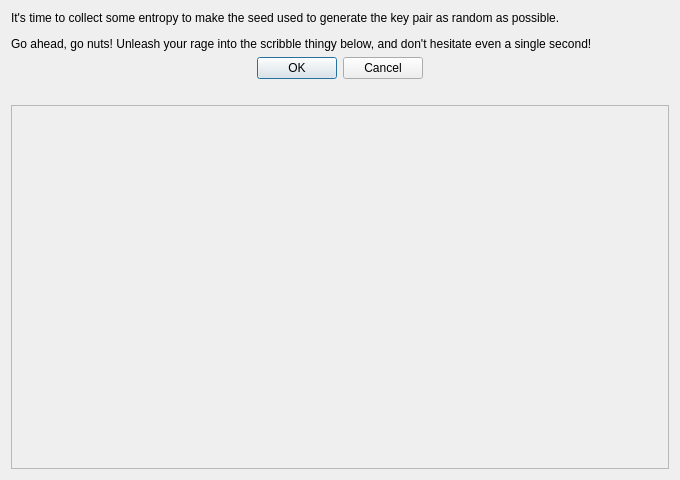
GlitchedPolygons/l8w8jwtgui, file src/entropydialog.ui: the form before one commit.
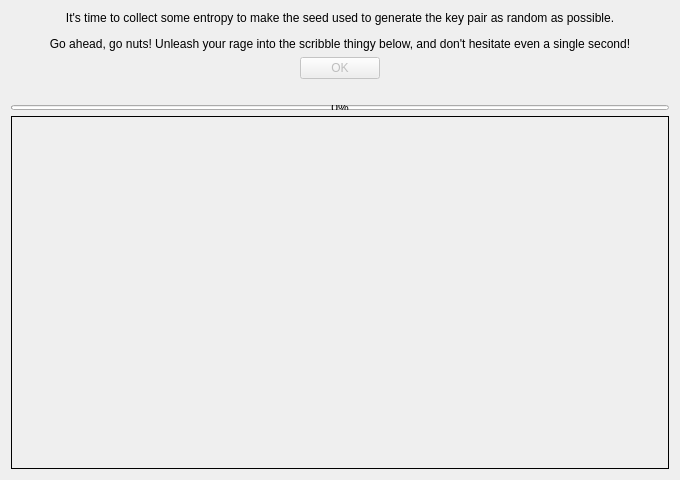
The form after the commit.

Commit message: Entropy collector dialog works :>

Patch:
```diff
--- a/src/entropydialog.ui
+++ b/src/entropydialog.ui
@@ -46,6 +46,9 @@
      <property name="text">
       <string>&lt;html&gt;&lt;head/&gt;&lt;body&gt;&lt;p&gt;It's time to collect some entropy to make the seed used to generate the key pair as random as possible.&lt;/p&gt;&lt;p&gt;Go ahead, go nuts! Unleash your rage into the scribble thingy below, and don't hesitate even a single second!&lt;/p&gt;&lt;/body&gt;&lt;/html&gt;</string>
      </property>
+     <property name="alignment">
+      <set>Qt::AlignCenter</set>
+     </property>
      <property name="wordWrap">
       <bool>true</bool>
      </property>
@@ -53,11 +56,14 @@
    </item>
    <item>
     <widget class="QDialogButtonBox" name="buttonBox">
+     <property name="enabled">
+      <bool>false</bool>
+     </property>
      <property name="orientation">
       <enum>Qt::Horizontal</enum>
      </property>
      <property name="standardButtons">
-      <set>QDialogButtonBox::Cancel|QDialogButtonBox::Ok</set>
+      <set>QDialogButtonBox::Ok</set>
      </property>
      <property name="centerButtons">
       <bool>true</bool>
@@ -80,38 +86,33 @@
      </property>
     </spacer>
    </item>
+   <item>
+    <widget class="QProgressBar" name="progressBar">
+     <property name="maximumSize">
+      <size>
+       <width>16777215</width>
+       <height>5</height>
+      </size>
+     </property>
+     <property name="maximum">
+      <number>4096</number>
+     </property>
+     <property name="value">
+      <number>0</number>
+     </property>
+    </widget>
+   </item>
    <item>
     <widget class="QFrame" name="frame">
      <property name="sizePolicy">
-      <sizepolicy hsizetype="Preferred" vsizetype="Expanding">
+      <sizepolicy hsizetype="Expanding" vsizetype="Expanding">
        <horstretch>0</horstretch>
        <verstretch>0</verstretch>
       </sizepolicy>
      </property>
-     <property name="autoFillBackground">
-      <bool>true</bool>
-     </property>
      <property name="frameShape">
-      <enum>QFrame::StyledPanel</enum>
+      <enum>QFrame::Box</enum>
      </property>
-     <property name="frameShadow">
-      <enum>QFrame::Raised</enum>
-     </property>
-     <layout class="QVBoxLayout" name="verticalLayout">
-      <item>
-       <widget class="QLabel" name="label">
-        <property name="sizePolicy">
-         <sizepolicy hsizetype="Preferred" vsizetype="Expanding">
-          <horstretch>0</horstretch>
-          <verstretch>0</verstretch>
-         </sizepolicy>
-        </property>
-        <property name="text">
-         <string/>
-        </property>
-       </widget>
-      </item>
-     </layout>
     </widget>
    </item>
   </layout>
```
The commit also changes 3 other files.
